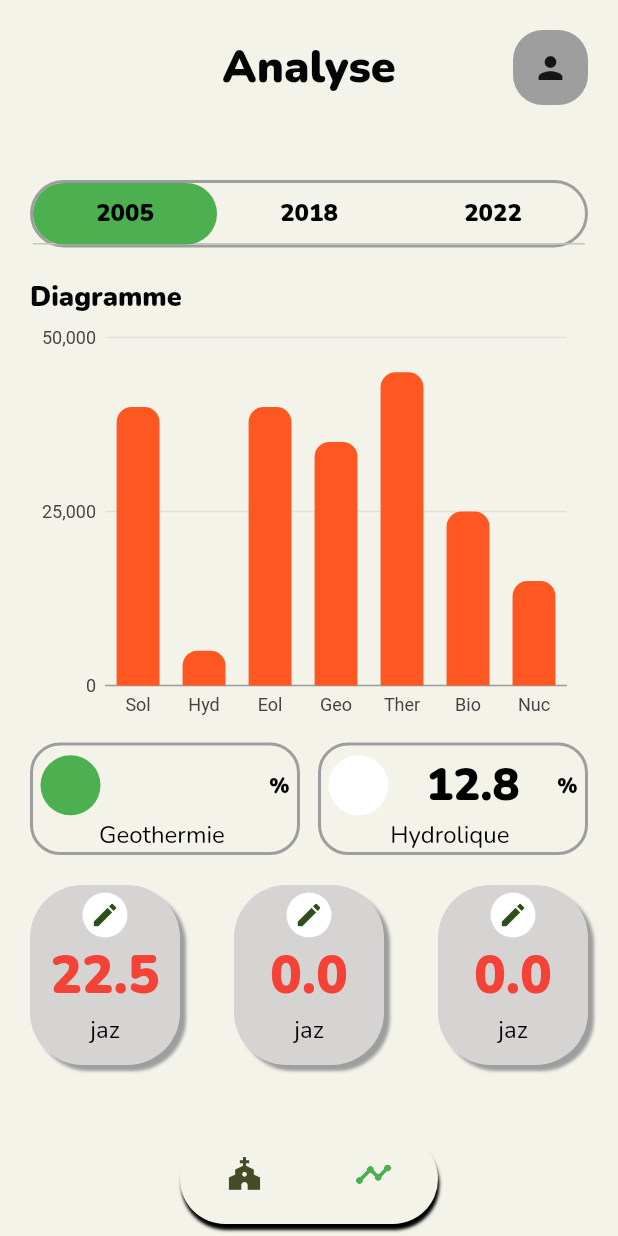
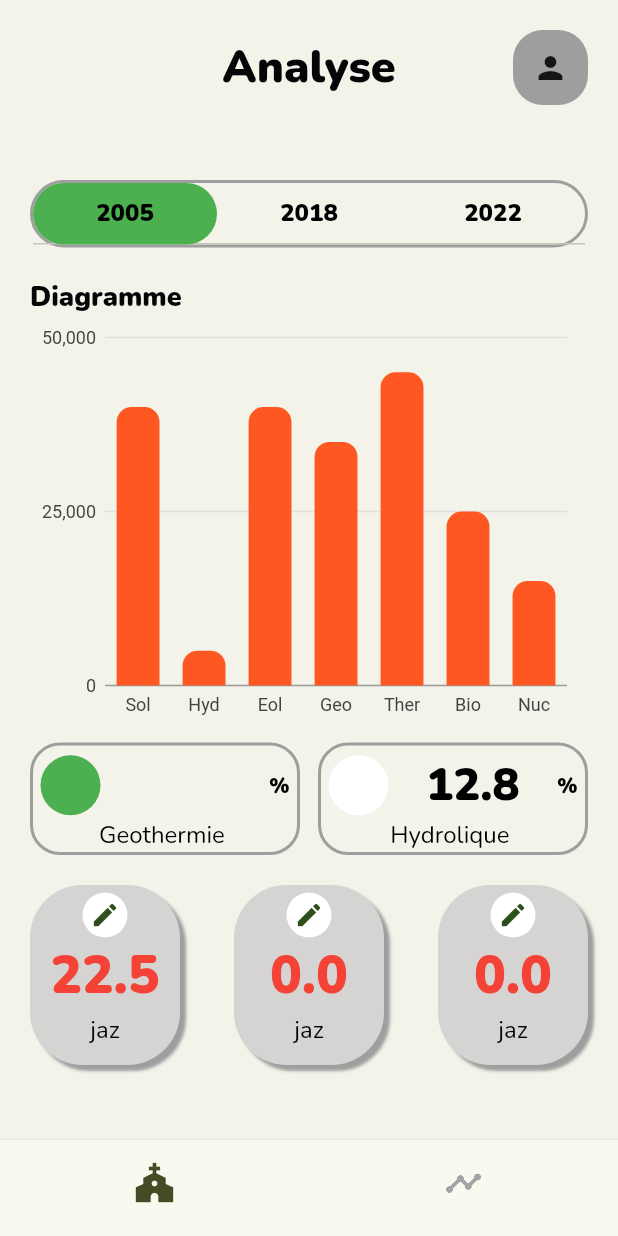
Before and after one commit to Pacome0106/Eny, a Flutter app: the screen it shows once a user with an empty profile is signed in, on a phone screen of 412 x 824 dp. Run offline on Flutter 3.47's test engine with Material 2 defaults, Android fonts, the phone set to English and light mode, and no system bars; our stand-ins replace charts_flutter, cloud_firestore, firebase_auth, firebase_core, google_sign_in, pinput and 1 more; accounts and stored records are empty; network calls fail; Roboto replaces fonts that are missing (images/plus2.png).

```diff
--- a/lib/auth/pages_Auth/signup_page.dart
+++ b/lib/auth/pages_Auth/signup_page.dart
@@ -47,13 +47,16 @@ class _SignupPageState extends State<SignupPage> {
       verificationCompleted: (PhoneAuthCredential credential) {},
       verificationFailed: (FirebaseAuthException e) {
         if (e.message == "TOO_SHORT") {
+          Navigator.of(context).pop();
           notification(context, "Votre numero n'est pas complet !!!", 50);
         } else if (e.message == "TOO_LONG") {
+          Navigator.of(context).pop();
           notification(
               context,
               "Code postal incorrect ou Votre numero dépasse la taille normale !!!",
               60);
         } else {
+          Navigator.of(context).pop();
           notification(context,
               "Une erreur s'est produite ! Veillez reessayé plutard !!!", 60);
         }
--- a/lib/pages/home_page.dart
+++ b/lib/pages/home_page.dart
@@ -96,44 +96,15 @@ class _HomePageState extends State<HomePage> {
       body: SafeArea(
         child: tabs[widget.currentIndex],
       ),
-      bottomNavigationBar:Stack(
-        children:[ Padding(
-          padding: const EdgeInsets.only(left: 120.0, right: 120.0, bottom: 8.0),
-          child: Container(
-            width: 200,
-            height: 60.0,
-            decoration: BoxDecoration(
-              borderRadius: BorderRadius.circular(40),
-              boxShadow: const [
-                BoxShadow(
-                  color: Colors.black,
-                  blurRadius: 1,
-                  offset: Offset(1, 4), // Shadow position
-                ),
-              ],
-            ),
-            child: ClipPath(
-              clipper: const ShapeBorderClipper(
-                shape: RoundedRectangleBorder(
-                  borderRadius: BorderRadius.only(
-                    topRight: Radius.circular(40),
-                    topLeft: Radius.circular(40),
-                    bottomLeft: Radius.circular(40),
-                    bottomRight: Radius.circular(40),
-                  ),
-                ),
-              ),
-              child: BottomNavigationBar(
-                backgroundColor: Theme.of(context).dialogBackgroundColor,
-
-                elevation: 0,
+      bottomNavigationBar: BottomNavigationBar(
+        elevation: 2,
         showSelectedLabels: false,
         showUnselectedLabels: false,
-                // backgroundColor: Theme.of(context).backgroundColor,
-                selectedIconTheme: IconThemeData(
-                    color: Theme.of(context).bottomAppBarColor, size: 25.0),
+        backgroundColor: Theme.of(context).backgroundColor,
+        selectedIconTheme:
+            IconThemeData(color: Theme.of(context).bottomAppBarColor, size: 30),
         unselectedIconTheme:
-                    const IconThemeData(color: Colors.green, size: 25),
+            IconThemeData(color: Theme.of(context).hoverColor, size: 25),
         currentIndex: widget.currentIndex,
         items: [
           BottomNavigationBarItem(
@@ -153,11 +124,6 @@ class _HomePageState extends State<HomePage> {
           });
         },
       ),
-            ),
-          ),
-        ),
-     ] ),
-
     );
   }
 }
```
Also changed, not shown: lib/auth/pages_Auth/login_screens.dart (+16 -13 lines), lib/auth/pages_Auth/verification.dart (+23 -10 lines). Lines whose indentation alone changed are shown as unchanged.
